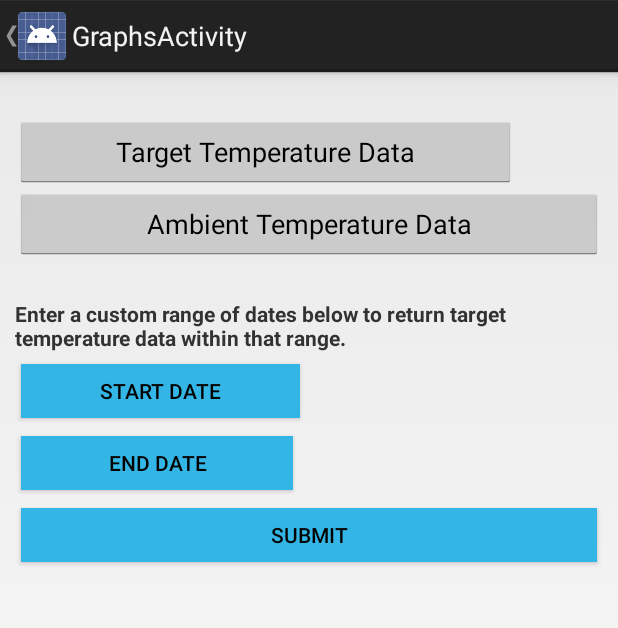
After one commit to FIU-SCIS-Senior-Projects/App-developers-for-biosensing-2.0, an Android app: the GraphsActivity screen opened directly, with no data from a screen before it, on a phone screen of 412 x 824 dp. The commit adds this screen. Shown: the top 628 px of the screen. Run offline under Robolectric (Android 15) with nearby library versions, the phone set to English and light mode, and no system bars.

Commit message:
added graphs button

```diff
--- a/Biosensing/app/src/main/java/com/example/biosensing/DeviceControlActivity.java
+++ b/Biosensing/app/src/main/java/com/example/biosensing/DeviceControlActivity.java
@@ -370,4 +370,9 @@ public class DeviceControlActivity extends Activity
         DialogFragment dialog = new EquationDialog();
         dialog.show(getFragmentManager(), "EquationDialog");
     }
+
+    public void graphsButton(View view){
+        Intent intent = new Intent(this, GraphsActivity.class);
+        startActivity(intent);
+    }
 }
--- /dev/null
+++ b/Biosensing/app/src/main/java/com/example/biosensing/GraphsActivity.java
@@ -0,0 +1,29 @@
+package com.example.biosensing;
+
+import android.content.Intent;
+import android.os.Bundle;
+import android.app.Activity;
+import android.view.View;
+
+public class GraphsActivity extends Activity {
+
+    @Override
+    protected void onCreate(Bundle savedInstanceState) {
+        super.onCreate(savedInstanceState);
+        setContentView(R.layout.activity_graphs);
+        getActionBar().setDisplayHomeAsUpEnabled(true);
+    }
+
+    public void targetTemp(View view) {
+        Intent intent = new Intent(this, AllTargetTemp.class);
+        intent.putExtra("target", "target");
+        startActivity(intent);
+    }
+
+    public void ambientTemp(View view) {
+        Intent intent = new Intent(this, AllTargetTemp.class);
+        intent.putExtra("target", "ambient");
+        startActivity(intent);
+    }
+
+}
--- /dev/null
+++ b/Biosensing/app/src/main/res/layout/activity_graphs.xml
@@ -0,0 +1,74 @@
+<?xml version="1.0" encoding="utf-8"?>
+<LinearLayout
+    xmlns:android="http://schemas.android.com/apk/res/android"
+    xmlns:tools="http://schemas.android.com/tools"
+    android:layout_width="fill_parent"
+    android:layout_height="wrap_content"
+    android:orientation="vertical"
+    android:padding="10dp"
+    android:paddingLeft="10dp"
+    android:paddingRight="10dp"
+    android:weightSum="1">
+
+
+
+    <TextView
+        android:id="@+id/address"
+        android:layout_width="wrap_content"
+        android:layout_height="wrap_content"
+        android:gravity="left"
+        android:textStyle="bold" />
+
+
+    <Button
+        android:id="@+id/button"
+        android:layout_width="334dp"
+        android:layout_height="wrap_content"
+        android:layout_weight="0.62"
+        android:onClick="targetTemp"
+        android:text="Target Temperature Data" />
+
+    <Button
+        android:id="@+id/button2"
+        android:layout_width="match_parent"
+        android:layout_height="wrap_content"
+        android:layout_weight="0.62"
+        android:onClick="ambientTemp"
+        android:text="Ambient Temperature Data" />
+
+    <Space
+        android:layout_width="match_parent"
+        android:layout_height="26dp" />
+
+    <TextView
+        android:id="@+id/name"
+        android:layout_width="fill_parent"
+        android:layout_height="wrap_content"
+        android:paddingBottom="2dip"
+        android:textStyle="bold"
+        android:text="Enter a custom range of dates below to return target temperature data within that range." />
+
+
+    <Button
+        android:id="@+id/button4"
+        style="@style/Widget.AppCompat.Button.Colored"
+        android:layout_width="194dp"
+        android:layout_height="wrap_content"
+        android:text="Start Date" />
+
+    <Button
+        android:id="@+id/button5"
+        style="@style/Widget.AppCompat.Button.Colored"
+        android:layout_width="189dp"
+        android:layout_height="wrap_content"
+        android:text="End Date" />
+
+    <Button
+        android:id="@+id/button7"
+        style="@style/Widget.AppCompat.Button.Colored"
+        android:layout_width="match_parent"
+        android:layout_height="wrap_content"
+        android:text="Submit"
+        android:onClick="rangeTargetTemp" />
+
+</LinearLayout>
--- a/Biosensing/app/src/main/res/values/strings.xml
+++ b/Biosensing/app/src/main/res/values/strings.xml
@@ -21,4 +21,6 @@
     <string name="menu_disconnect">Disconnect</string>
     <string name="menu_scan">Scan</string>
     <string name="menu_stop">Stop</string>
+    <string name="title_activity_graphs">GraphsActivity</string>
+    <string name="title_activity_all_target_temp">AllTargetTemp</string>
 </resources>
--- a/Biosensing/build.gradle
+++ b/Biosensing/build.gradle
@@ -15,6 +15,7 @@ buildscript {
 allprojects {
     repositories {
         jcenter()
+        maven { url "https://jitpack.io" }
     }
 }
 
```
Also changed, not shown: Biosensing/app/build.gradle (+6 -2 lines), Biosensing/app/src/main/AndroidManifest.xml (+30 -12 lines), Biosensing/app/src/main/java/com/example/biosensing/AllTargetTemp.java (added, +152 -0 lines), Biosensing/app/src/main/java/com/example/biosensing/BluetoothLeService.java (+2 -36 lines), Biosensing/app/src/main/java/com/example/biosensing/DateTimePoint.java (added, +44 -0 lines), Biosensing/app/src/main/res/layout/activity_all_target_temp.xml (added, +7 -0 lines), Biosensing/app/src/main/res/layout/gatt_services_characteristics.xml (+12 -3 lines).
